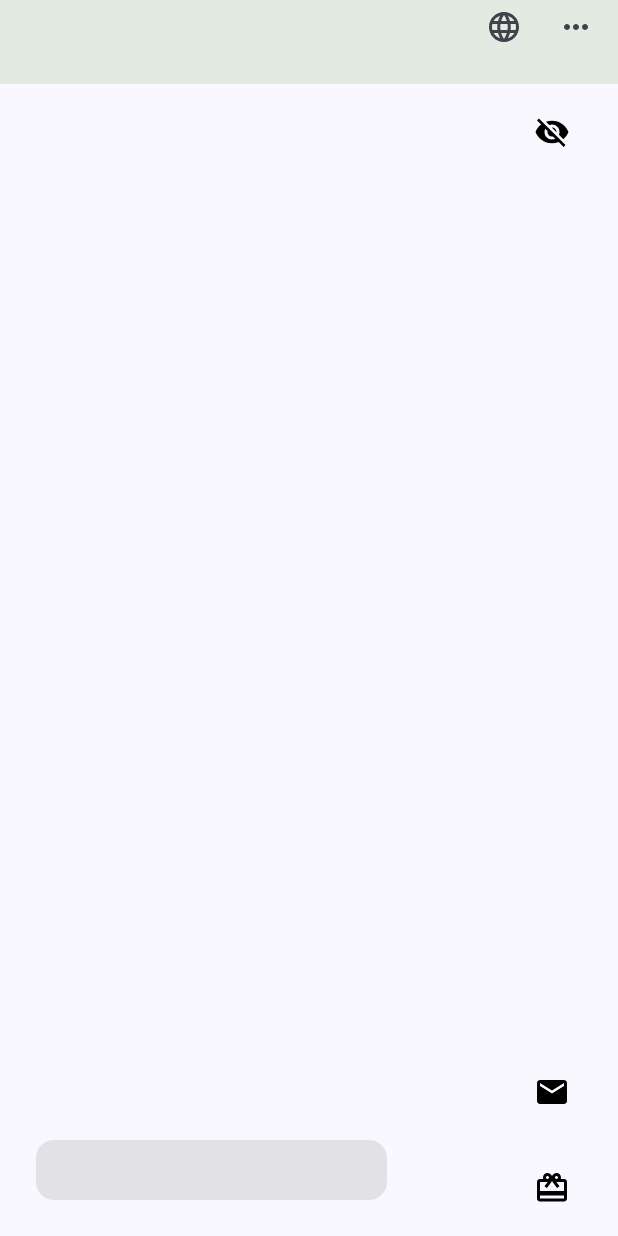
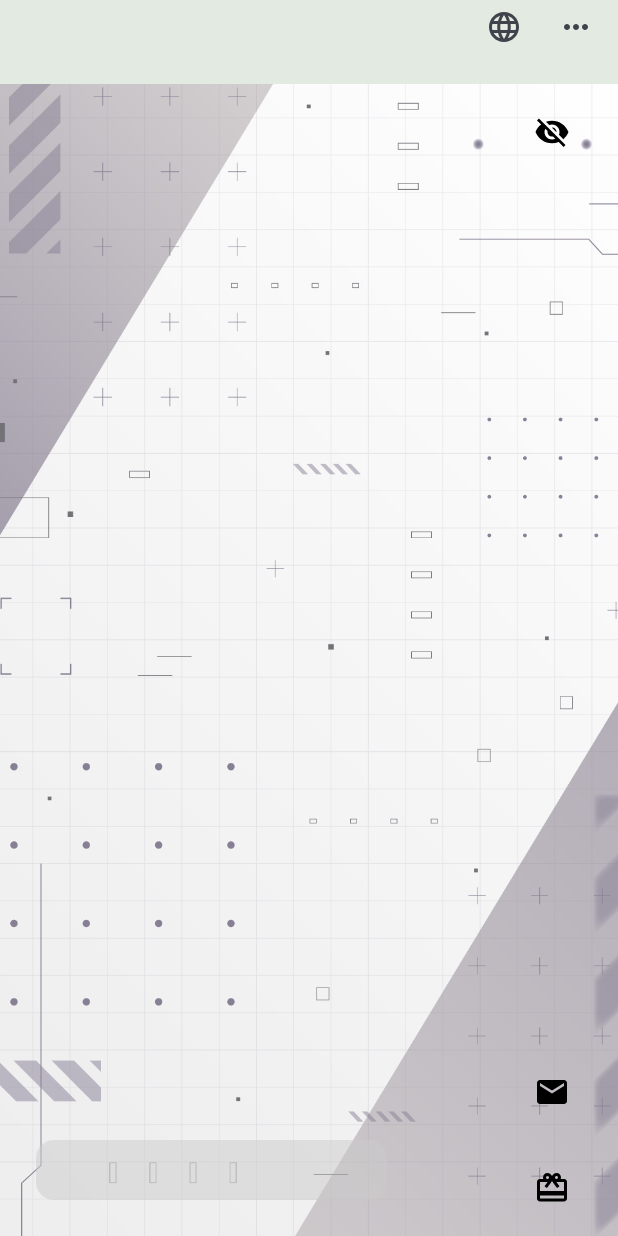
Before and after one commit to ko-tarou/AIVY, an Android app built with Jetpack Compose: the screen it shows after launch (MainActivity), on a phone screen of 412 x 824 dp. Run offline under Robolectric (Android 15) with nearby library versions, the phone set to English and light mode, and no system bars; our stand-ins replace Firebase (no records; nobody signed in at launch, a user with empty details on screens opened directly), accompanist.

Commit message:
toppage完成

```diff
--- a/app/src/main/java/com/websarva/wings/android/aivy/ui/ViewPage.kt
+++ b/app/src/main/java/com/websarva/wings/android/aivy/ui/ViewPage.kt
@@ -1,8 +1,10 @@
 package com.websarva.wings.android.aivy.ui
 
+import androidx.compose.foundation.Image
 import androidx.compose.foundation.layout.Arrangement
 import androidx.compose.foundation.layout.Box
 import androidx.compose.foundation.layout.Column
+import androidx.compose.foundation.layout.fillMaxHeight
 import androidx.compose.foundation.layout.fillMaxSize
 import androidx.compose.foundation.layout.fillMaxWidth
 import androidx.compose.foundation.layout.offset
@@ -30,8 +32,11 @@ import com.websarva.wings.android.aivy.ui.ViewPageParts.Present
 import com.websarva.wings.android.aivy.ui.ViewPageParts.ViewHeader
 import androidx.compose.runtime.getValue
 import androidx.compose.runtime.setValue
+import androidx.compose.ui.layout.ContentScale
+import androidx.compose.ui.res.painterResource
 import com.google.firebase.Firebase
 import com.google.firebase.database.database
+import com.websarva.wings.android.aivy.R
 import com.websarva.wings.android.aivy.network.ExoPlayerView
 import com.websarva.wings.android.aivy.ui.ViewPageParts.Add
 import com.websarva.wings.android.aivy.ui.ViewPageParts.IsEye
@@ -48,6 +53,21 @@ import com.websarva.wings.android.aivy.ui.ViewPageParts.log3
 fun ViewPage(navController:NavController){
 
     var isInputFocused by remember { mutableStateOf(false) }
+    Box(
+        modifier = Modifier
+            .fillMaxSize()
+    ){
+        Column (
+            verticalArrangement = Arrangement.Bottom
+        ){
+            Image(
+                painterResource(id = R.drawable.okumono_sf30),
+                contentDescription = "okumono_sf30",
+                modifier = Modifier
+                    .fillMaxHeight(),
+                contentScale = ContentScale.Crop,
+            )
+        }
 
         Column {
             ViewHeader(navController = navController)
@@ -70,12 +90,12 @@ fun ViewPage(navController:NavController){
                 }
 
                 //messaget
-            Column (
+                Column(
                     modifier = Modifier
                         .fillMaxSize(),
                     horizontalAlignment = Alignment.Start,
                     verticalArrangement = Arrangement.Bottom
-            ){
+                ) {
                     MessageBox(
                         onFocusChanged = { isFocused ->
                             isInputFocused = isFocused // 子からフォーカス状態を受け取る
@@ -88,9 +108,10 @@ fun ViewPage(navController:NavController){
                         .fillMaxSize(),
                     horizontalAlignment = Alignment.End,
                     verticalArrangement = Arrangement.Top,
-            ){
+                ) {
                     IsEye()
                 }
             }
         }
     }
+}
--- a/app/src/main/java/com/websarva/wings/android/aivy/ui/ViewPageParts/IsEye.kt
+++ b/app/src/main/java/com/websarva/wings/android/aivy/ui/ViewPageParts/IsEye.kt
@@ -13,30 +13,32 @@ import androidx.compose.foundation.layout.width
 import androidx.compose.foundation.shape.RoundedCornerShape
 import androidx.compose.foundation.text.BasicTextField
 import androidx.compose.material.icons.Icons
-import androidx.compose.material.icons.filled.CardGiftcard
 import androidx.compose.material.icons.filled.Visibility
 import androidx.compose.material.icons.filled.VisibilityOff
 import androidx.compose.material3.Button
 import androidx.compose.material3.ButtonDefaults
 import androidx.compose.material3.Icon
-import androidx.compose.material3.Text
 import androidx.compose.runtime.Composable
 import androidx.compose.runtime.getValue
 import androidx.compose.runtime.mutableStateOf
 import androidx.compose.runtime.remember
+import androidx.compose.runtime.saveable.rememberSaveable
 import androidx.compose.runtime.setValue
 import androidx.compose.ui.Alignment
 import androidx.compose.ui.Modifier
 import androidx.compose.ui.draw.clip
 import androidx.compose.ui.graphics.Color
 import androidx.compose.ui.text.TextStyle
-import androidx.compose.ui.text.style.TextAlign
 import androidx.compose.ui.unit.dp
 import androidx.compose.ui.unit.sp
 
 @Composable
 fun IsEye() {
-    var isEyeState by remember { mutableStateOf(false) }
+    var isEyeState by rememberSaveable { mutableStateOf(false) }
+
+
+    // `currentLineCount` の値を読み取って Spacer の高さを計算
+    val dynamicSpacerHeight = (((currentLineCount - 1) * 28) + 50).dp
 
     Box(
         modifier = Modifier
@@ -44,12 +46,12 @@ fun IsEye() {
         contentAlignment = Alignment.Center
     ) {
         if (isEyeState) {
-            Column (
+            Column(
                 horizontalAlignment = Alignment.Start,
                 verticalArrangement = Arrangement.Bottom,
                 modifier = Modifier
                     .fillMaxSize()
-            ){
+            ) {
                 Column(
                     modifier = Modifier
                         .width(282.dp)
@@ -81,11 +83,12 @@ fun IsEye() {
                             }
                         },
                         modifier = Modifier
-                            .heightIn(min = 150.dp, max = 400.dp)
+                            .heightIn(min = 50.dp, max = 400.dp)
                             .width(234.dp)
                     )
 
-                    Spacer(modifier = Modifier.height(50.dp))
+                    // Spacerの高さは`currentLineCount`に基づいて決定
+                    Spacer(modifier = Modifier.height(dynamicSpacerHeight))
                 }
             }
         }
--- a/app/src/main/java/com/websarva/wings/android/aivy/ui/ViewPageParts/MessageBox.kt
+++ b/app/src/main/java/com/websarva/wings/android/aivy/ui/ViewPageParts/MessageBox.kt
@@ -1,53 +1,34 @@
 package com.websarva.wings.android.aivy.ui.ViewPageParts
 
+import android.util.Log
 import androidx.compose.foundation.background
-import androidx.compose.foundation.border
 import androidx.compose.foundation.gestures.detectTapGestures
-import androidx.compose.foundation.layout.Arrangement
-import androidx.compose.foundation.layout.Column
-import androidx.compose.foundation.layout.Row
-import androidx.compose.foundation.layout.fillMaxSize
-import androidx.compose.foundation.layout.fillMaxWidth
-import androidx.compose.foundation.layout.height
-import androidx.compose.foundation.layout.heightIn
-import androidx.compose.foundation.layout.padding
-import androidx.compose.foundation.layout.size
-import androidx.compose.foundation.layout.width
+import androidx.compose.foundation.layout.*
 import androidx.compose.foundation.shape.RoundedCornerShape
 import androidx.compose.foundation.text.BasicTextField
 import androidx.compose.foundation.text.KeyboardActions
 import androidx.compose.foundation.text.KeyboardOptions
-import androidx.compose.material.icons.Icons
-import androidx.compose.material.icons.filled.ArrowUpward
-import androidx.compose.material.icons.filled.KeyboardArrowUp
-import androidx.compose.material3.Button
-import androidx.compose.material3.ButtonDefaults
-import androidx.compose.material3.Divider
-import androidx.compose.material3.Icon
-import androidx.compose.material3.Text
-import androidx.compose.material3.TextField
-import androidx.compose.runtime.Composable
-import androidx.compose.runtime.getValue
-import androidx.compose.runtime.mutableStateOf
-import androidx.compose.runtime.remember
-import androidx.compose.runtime.setValue
+import androidx.compose.material3.*
+import androidx.compose.runtime.*
 import androidx.compose.ui.Alignment
 import androidx.compose.ui.Modifier
 import androidx.compose.ui.focus.onFocusChanged
 import androidx.compose.ui.graphics.Color
 import androidx.compose.ui.input.pointer.pointerInput
+import androidx.compose.ui.layout.onGloballyPositioned
 import androidx.compose.ui.platform.LocalFocusManager
 import androidx.compose.ui.text.TextStyle
 import androidx.compose.ui.text.input.ImeAction
 import androidx.compose.ui.unit.dp
 import androidx.compose.ui.unit.sp
-import com.google.firebase.Firebase
-import com.google.firebase.database.database
+import kotlin.math.roundToInt
 
-// グローバル変数としてログを保持
+// グローバル変数
 var log1 by mutableStateOf<String?>(null)
 var log2 by mutableStateOf<String?>(null)
 var log3 by mutableStateOf<String?>(null)
+var currentLineCount by mutableStateOf(1)
+var currentHeightPx by mutableStateOf(0f)
 
 @Composable
 fun MessageBox(
@@ -85,7 +66,6 @@ fun MessageBox(
                 keyboardActions = KeyboardActions(
                     onSend = {
                         if (text.isNotBlank()) { // 入力が空でないかチェック
-                            Firebase.database.reference.child("message").setValue(text)
                             updateLogs(text) // ログを更新
                             text = "" // 入力フィールドをクリア
                             focusManager.clearFocus() // キーボードを閉じる
@@ -111,6 +91,10 @@ fun MessageBox(
                     .onFocusChanged { focusState ->
                         onFocusChanged(focusState.isFocused) // フォーカス状態を通知
                     }
+                    .onGloballyPositioned { coordinates ->
+                        val heightPx = coordinates.size.height.toFloat() // 高さを取得
+                        updateLineCountBasedOnHeightFromHeightPx(heightPx)
+                    }
             )
         }
     }
@@ -122,3 +106,24 @@ fun updateLogs(newMessage: String) {
     log2 = log1
     log1 = newMessage // 新しいメッセージを最新ログに
 }
+
+// 高さから行数を計算
+fun updateLineCountBasedOnHeightFromHeightPx(heightPx: Float) {
+    // 高さが変化していない場合は更新しない
+    if (currentHeightPx == heightPx) return
+
+    // 高さを更新
+    currentHeightPx = heightPx
+
+    // `(高さ - 88) / 80` で行数を計算し、1行以上に調整
+    val newLineCount = ((heightPx - 88) / 80).roundToInt().coerceAtLeast(1)
+
+    // 行数が変更されていない場合は更新しない
+    if (currentLineCount != newLineCount) {
+        Log.d(
+            "LineCount",
+            "行数が変更されました: $currentLineCount -> $newLineCount, 高さ: ${currentHeightPx}px"
+        )
+        currentLineCount = newLineCount
+    }
+}
```
Lines whose indentation alone changed are shown as unchanged.
